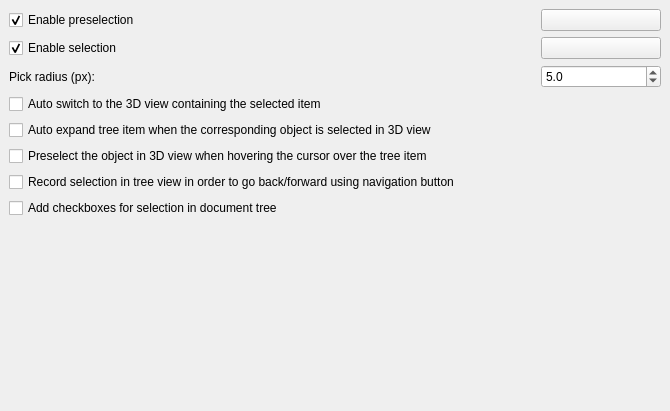
Above: src/Gui/PreferencePages/DlgSettingsSelection.ui from southseact-3d/fcd before the change. Below: the same form after it.
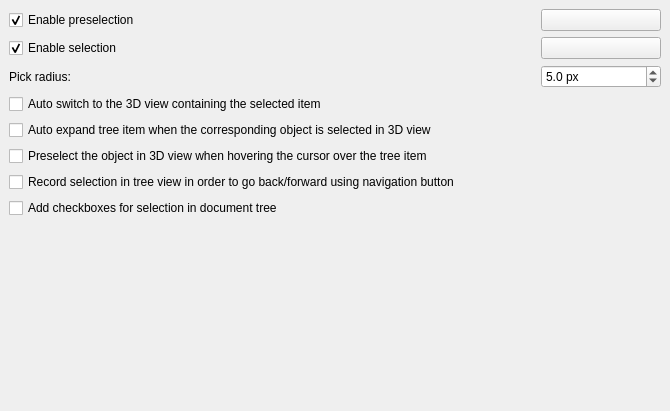
That is the form after the change. Custom widgets are drawn as their Qt base class.

```diff
--- a/src/Gui/PreferencePages/DlgSettingsSelection.ui
+++ b/src/Gui/PreferencePages/DlgSettingsSelection.ui
@@ -118,7 +118,7 @@
      <item>
       <widget class="QLabel" name="spinPickRadiusLabel">
        <property name="text">
-        <string>Pick radius (px):</string>
+        <string>Pick radius:</string>
        </property>
       </widget>
      </item>
@@ -153,6 +153,9 @@
      <property name="inputMethodHints">
       <set>Qt::ImhPreferNumbers</set>
      </property>
+     <property name="suffix">
+      <string notr="true"> px</string>
+     </property>
      <property name="decimals">
       <number>1</number>
      </property>
```
